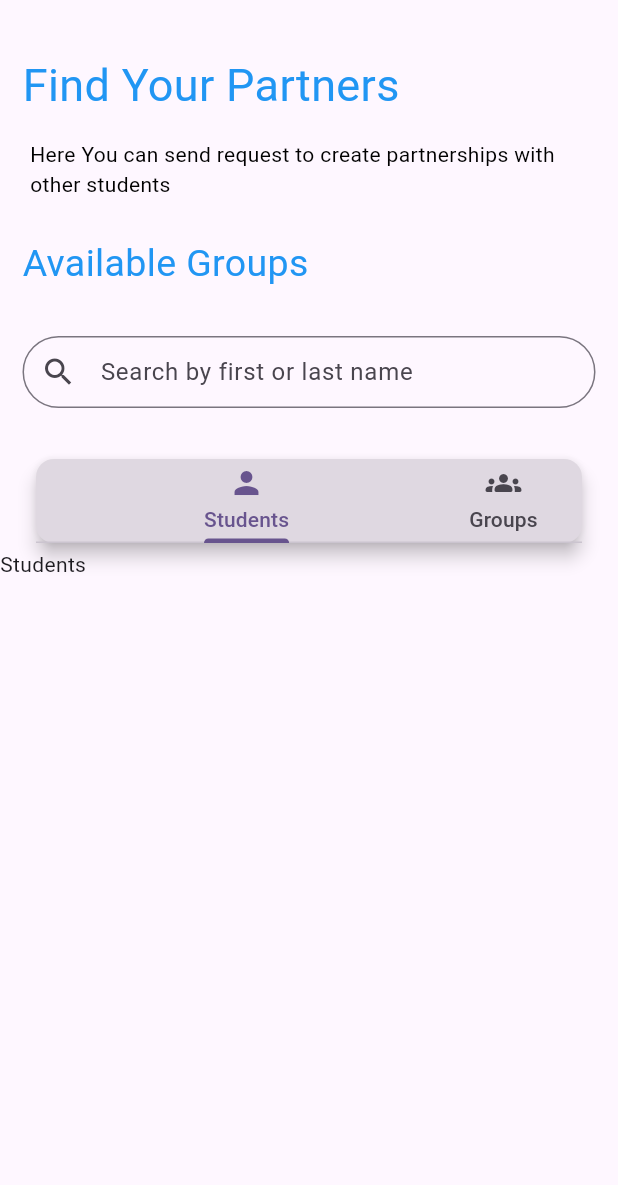
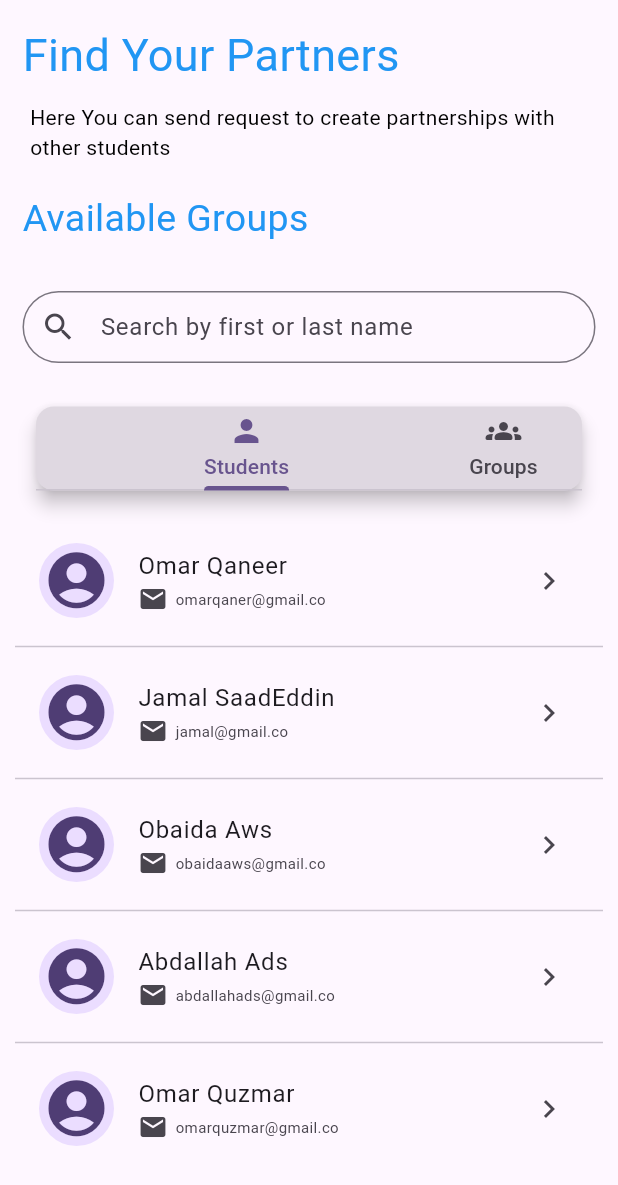
Before and after one commit to Omar-Qaneer/LetsGraduate_Mobile, a Flutter app: the FindPartners screen opened directly, on a phone screen of 412 x 824 dp. Shown: the top 1185 px of the screen. Run offline on Flutter 3.47's test engine with Material 3 defaults, Android fonts, the phone set to English and light mode, and no system bars; our stand-ins replace flutter_otp_text_field, get, shared_preferences; accounts and stored records are empty.

Commit message:
Build FindPartners Page part 6
Add CustomStudentsView Widget to view list of students Using ListView.separated and the Custom ListTile Widget

```diff
--- a/lib/view/screen/student/findpartners.dart
+++ b/lib/view/screen/student/findpartners.dart
@@ -1,6 +1,7 @@
 import 'package:flutter/material.dart';
 import 'package:flutter_application_1/controller/student/findpartners_controller.dart';
-import 'package:flutter_application_1/view/widget/student/custom_tabbar_student.dart';
+import 'package:flutter_application_1/view/widget/student/findpartners/custom_studentsview.dart';
+import 'package:flutter_application_1/view/widget/student/findpartners/custom_tabbar_student.dart';
 import 'package:flutter_application_1/view/widget/supervisor/customsearchbar.dart';
 import 'package:get/get.dart';
 
@@ -9,11 +10,58 @@ class FindPartners extends StatelessWidget {
 
   @override
   Widget build(BuildContext context) {
+    final students = [
+      {
+        "name": 'Omar Qaneer',
+        "number": 11925044,
+        "department": 'Computer Engineering',
+        "email": 'omarqaner@gmail.co',
+        "mobileNumber": 05954698745,
+        "address": 'Nablus',
+        "isPressed": false,
+      },
+      {
+        "name": 'Jamal SaadEddin',
+        "number": 12345678,
+        "department": 'Computer Engineering',
+        "email": 'jamal@gmail.co',
+        "mobileNumber": 05954698745,
+        "address": 'Nablus',
+        "isPressed": false,
+      },
+      {
+        "name": 'Obaida Aws',
+        "number": 98765432,
+        "department": 'Computer Engineering',
+        "email": 'obaidaaws@gmail.co',
+        "mobileNumber": 05954698745,
+        "address": 'Aqraba',
+        "isPressed": false,
+      },
+      {
+        "name": 'Abdallah Ads',
+        "number": 98765432,
+        "department": 'Computer Engineering',
+        "email": 'abdallahads@gmail.co',
+        "mobileNumber": 05954698745,
+        "address": 'Tulkarem',
+        "isPressed": false,
+      },
+      {
+        "name": 'Omar Quzmar',
+        "number": 98765432,
+        "department": 'Computer Engineering',
+        "email": 'omarquzmar@gmail.co',
+        "mobileNumber": 05954698745,
+        "address": 'Jenin',
+        "isPressed": false,
+      },
+    ];
     FindPartnerControllerImp controller = Get.put(FindPartnerControllerImp());
 
     return Scaffold(
       body: Container(
-          padding: const EdgeInsets.symmetric(vertical: 30),
+          padding: const EdgeInsets.symmetric(vertical: 10),
           child:
               Column(crossAxisAlignment: CrossAxisAlignment.start, children: [
             // titles
@@ -26,7 +74,7 @@ class FindPartners extends StatelessWidget {
               ];
               List<double> fontSizes = [30, 14, 25];
               List<double> horizontalPaddings = [15, 20, 15];
-              List<double> verticalPaddings = [5, 10, 15];
+              List<double> verticalPaddings = [5, 5, 15];
               List<Color> colors = [Colors.blue, Colors.black, Colors.blue];
 
               return Padding(
@@ -42,7 +90,7 @@ class FindPartners extends StatelessWidget {
             }),
             const CustomSearchBar(hintText: "Search by first or last name"),
             const SizedBox(
-              height: 15,
+              height: 10,
             ),
 
             CustomTabBarStudent(
@@ -56,12 +104,16 @@ class FindPartners extends StatelessWidget {
             ),
 
             Expanded(
-              child: TabBarView(
-                controller: controller.findPartnerTabController,
-                children: const [
-                  Text("Students"),
-                  Text("Groups"),
-                ],
+              child: Padding(
+                padding:
+                    const EdgeInsets.symmetric(horizontal: 10, vertical: 20),
+                child: TabBarView(
+                  controller: controller.findPartnerTabController,
+                  children: [
+                    CustomStudentsView(students: students),
+                    const Text("Groups"),
+                  ],
+                ),
               ),
             ),
           ])),
--- a/lib/view/screen/student/mypartners.dart
+++ b/lib/view/screen/student/mypartners.dart
@@ -89,6 +89,7 @@ class MyPartners extends StatelessWidget {
                         Icons.account_circle,
                         size: 45,
                       ),
+                      pageName: 'MyPartners',
                     ),
                   );
                 },
--- a/lib/view/widget/student/custom_listtile.dart
+++ b/lib/view/widget/student/custom_listtile.dart
@@ -3,12 +3,14 @@ import 'package:flutter/material.dart';
 class CustomListTileStudent extends StatelessWidget {
   final String name;
   final String email;
+  final String pageName;
   final Widget widget;
   const CustomListTileStudent({
     super.key,
     required this.name,
     required this.email,
     required this.widget,
+    required this.pageName,
   });
 
   @override
--- /dev/null
+++ b/lib/view/widget/student/findpartners/custom_studentsview.dart
@@ -0,0 +1,31 @@
+import 'package:flutter/material.dart';
+import 'package:flutter_application_1/view/widget/student/custom_listtile.dart';
+
+class CustomStudentsView extends StatelessWidget {
+  final dynamic students;
+  const CustomStudentsView({super.key, this.students});
+
+  @override
+  Widget build(BuildContext context) {
+    return ListView.separated(
+      physics: const ScrollPhysics(),
+      shrinkWrap: true,
+      itemCount: students.length,
+      itemBuilder: (context, index) {
+        final student = students[index];
+        return CustomListTileStudent(
+          name: student['name'].toString(),
+          email: student['email'].toString(),
+          pageName: 'FindPartners',
+          widget: const Icon(
+            Icons.account_circle,
+            size: 45,
+          ),
+        );
+      },
+      separatorBuilder: (BuildContext context, int index) {
+        return const Divider();
+      },
+    );
+  }
+}
```
Also changed, not shown: lib/view/widget/student/findpartners/custom_tabbar_student.dart (renamed from lib/view/widget/student/custom_tabbar_student.dart).
